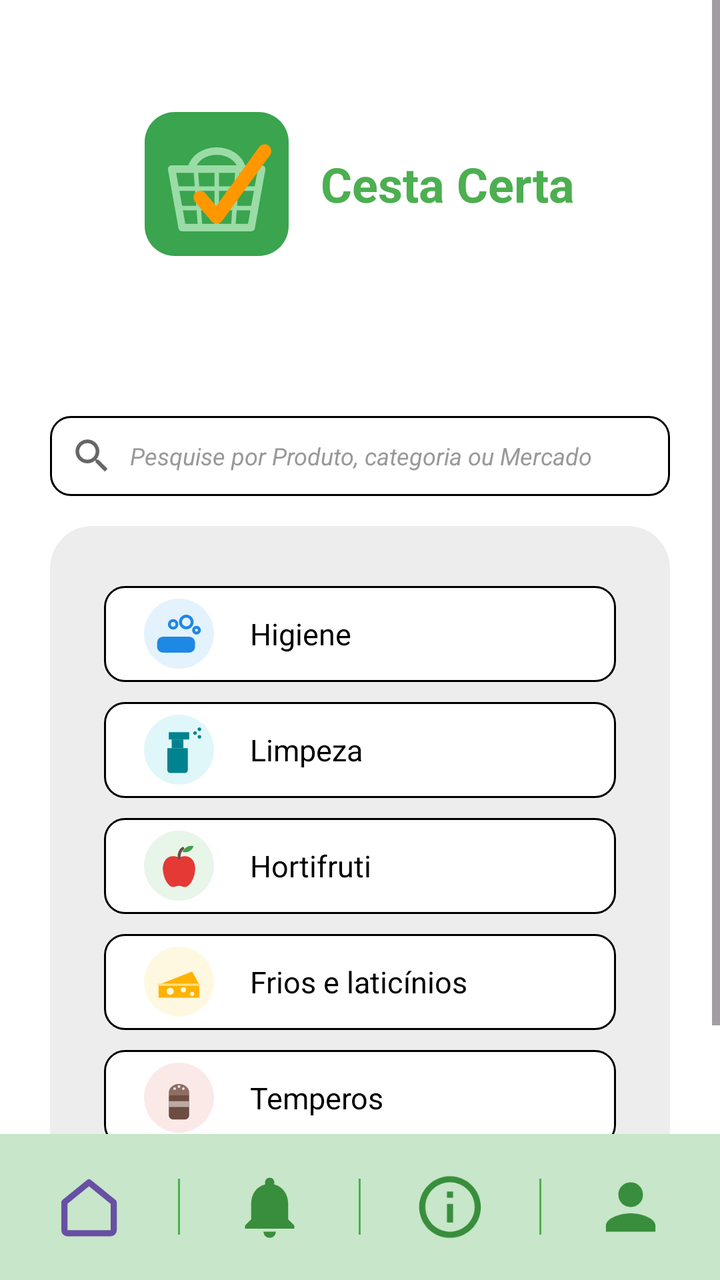
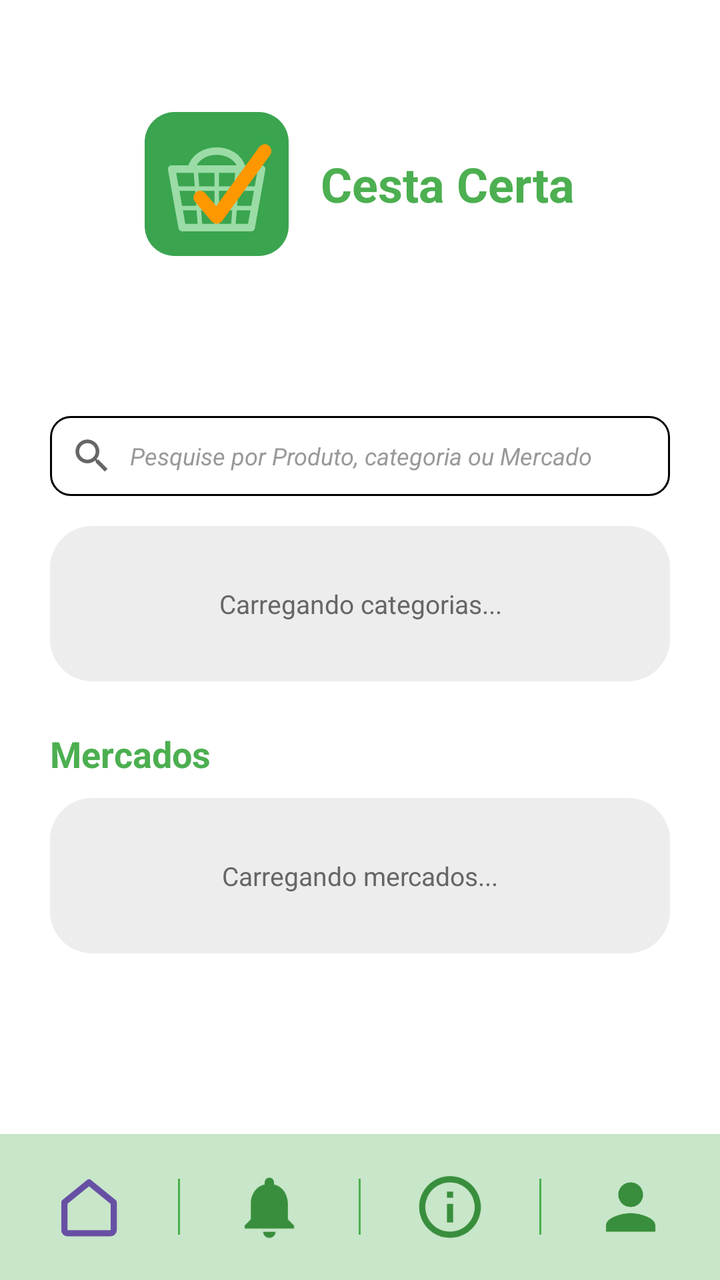

Compare the two renders of this Android layout. The source of the first and the diff that turns it into the second are given below.
<!-- AndroidManifest.xml: application theme Theme.CestaCerta -->
<!-- res/layout/activity_busca_inicio.xml -->
<?xml version="1.0" encoding="utf-8"?>
<LinearLayout xmlns:android="http://schemas.android.com/apk/res/android"
    xmlns:tools="http://schemas.android.com/tools"
    xmlns:app="http://schemas.android.com/apk/res-auto"
    android:id="@+id/inicio"
    android:layout_width="match_parent"
    android:layout_height="match_parent"
    android:background="@color/white"
    android:orientation="vertical"
    tools:context=".InicioActivity">

    <ScrollView
        android:layout_width="match_parent"
        android:layout_height="0dp"
        android:layout_weight="1">

        <LinearLayout
            android:layout_width="match_parent"
            android:layout_height="wrap_content"
            android:gravity="center_horizontal"
            android:orientation="vertical"
            android:paddingStart="25dp"
            android:paddingTop="56dp"
            android:paddingEnd="25dp"
            android:paddingBottom="24dp">

            <LinearLayout
                android:layout_width="wrap_content"
                android:layout_height="wrap_content"
                android:gravity="center_vertical"
                android:orientation="horizontal">

                <ImageView
                    android:layout_width="72dp"
                    android:layout_height="72dp"
                    android:contentDescription="Logo do Cesta Certa"
                    android:src="@drawable/logo" />

                <TextView
                    android:layout_width="wrap_content"
                    android:layout_height="wrap_content"
                    android:layout_marginStart="16dp"
                    android:text="Cesta Certa"
                    android:textColor="@color/verde"
                    android:textSize="24sp"
                    android:textStyle="bold" />
            </LinearLayout>

            <EditText
                android:id="@+id/campoBusca"
                android:layout_width="match_parent"
                android:layout_height="40dp"
                android:layout_marginTop="80dp"
                android:background="@drawable/bg_caixa_borda"
                android:drawableStart="@drawable/ic_busca"
                android:drawablePadding="8dp"
                android:hint="Pesquise por Produto, categoria ou Mercado"
                android:imeOptions="actionSearch"
                android:inputType="text"
                android:paddingStart="10dp"
                android:paddingEnd="10dp"
                android:textColor="@color/black"
                android:textColorHint="#999999"
                android:textSize="12sp"
                android:textStyle="italic" />

            <LinearLayout
                android:layout_width="match_parent"
                android:layout_height="wrap_content"
                android:layout_marginTop="15dp"
                android:background="@drawable/bg_painel_cinza"
                android:orientation="vertical"
                android:paddingStart="27dp"
                android:paddingTop="30dp"
                android:paddingEnd="27dp"
                android:paddingBottom="30dp">

                <LinearLayout
                    android:id="@+id/catHigiene"
                    android:layout_width="match_parent"
                    android:layout_height="48dp"
                    android:background="@drawable/bg_caixa_borda"
                    android:clickable="true"
                    android:focusable="true"
                    android:foreground="?attr/selectableItemBackground"
                    android:gravity="center_vertical"
                    android:orientation="horizontal"
                    android:paddingStart="20dp"
                    android:paddingEnd="16dp">

                    <ImageView
                        android:layout_width="35dp"
                        android:layout_height="35dp"
                        android:contentDescription="Higiene"
                        android:src="@drawable/cat_higiene" />

                    <TextView
                        android:layout_width="wrap_content"
                        android:layout_height="wrap_content"
                        android:layout_marginStart="18dp"
                        android:text="Higiene"
                        android:textColor="@color/black"
                        android:textSize="15sp" />
                </LinearLayout>

                <LinearLayout
                    android:id="@+id/catLimpeza"
                    android:layout_width="match_parent"
                    android:layout_height="48dp"
                    android:layout_marginTop="10dp"
                    android:background="@drawable/bg_caixa_borda"
                    android:clickable="true"
                    android:focusable="true"
                    android:foreground="?attr/selectableItemBackground"
                    android:gravity="center_vertical"
                    android:orientation="horizontal"
                    android:paddingStart="20dp"
                    android:paddingEnd="16dp">

                    <ImageView
                        android:layout_width="35dp"
                        android:layout_height="35dp"
                        android:contentDescription="Limpeza"
                        android:src="@drawable/cat_limpeza" />

                    <TextView
                        android:layout_width="wrap_content"
                        android:layout_height="wrap_content"
                        android:layout_marginStart="18dp"
                        android:text="Limpeza"
                        android:textColor="@color/black"
                        android:textSize="15sp" />
                </LinearLayout>

                <LinearLayout
                    android:id="@+id/catHortifruti"
                    android:layout_width="match_parent"
                    android:layout_height="48dp"
                    android:layout_marginTop="10dp"
                    android:background="@drawable/bg_caixa_borda"
                    android:clickable="true"
                    android:focusable="true"
                    android:foreground="?attr/selectableItemBackground"
                    android:gravity="center_vertical"
                    android:orientation="horizontal"
                    android:paddingStart="20dp"
                    android:paddingEnd="16dp">

                    <ImageView
                        android:layout_width="35dp"
                        android:layout_height="35dp"
                        android:contentDescription="Hortifruti"
                        android:src="@drawable/cat_hortifruti" />

                    <TextView
                        android:layout_width="wrap_content"
                        android:layout_height="wrap_content"
                        android:layout_marginStart="18dp"
                        android:text="Hortifruti"
                        android:textColor="@color/black"
                        android:textSize="15sp" />
                </LinearLayout>

                <LinearLayout
                    android:id="@+id/catFrios"
                    android:layout_width="match_parent"
                    android:layout_height="48dp"
                    android:layout_marginTop="10dp"
                    android:background="@drawable/bg_caixa_borda"
                    android:clickable="true"
                    android:focusable="true"
                    android:foreground="?attr/selectableItemBackground"
                    android:gravity="center_vertical"
                    android:orientation="horizontal"
                    android:paddingStart="20dp"
                    android:paddingEnd="16dp">

                    <ImageView
                        android:layout_width="35dp"
                        android:layout_height="35dp"
                        android:contentDescription="Frios e laticínios"
                        android:src="@drawable/cat_frios" />

                    <TextView
                        android:layout_width="wrap_content"
                        android:layout_height="wrap_content"
                        android:layout_marginStart="18dp"
                        android:text="Frios e laticínios"
                        android:textColor="@color/black"
                        android:textSize="15sp" />
                </LinearLayout>

                <LinearLayout
                    android:id="@+id/catTemperos"
                    android:layout_width="match_parent"
                    android:layout_height="48dp"
                    android:layout_marginTop="10dp"
                    android:background="@drawable/bg_caixa_borda"
                    android:clickable="true"
                    android:focusable="true"
                    android:foreground="?attr/selectableItemBackground"
                    android:gravity="center_vertical"
                    android:orientation="horizontal"
                    android:paddingStart="20dp"
                    android:paddingEnd="16dp">

                    <ImageView
                        android:layout_width="35dp"
                        android:layout_height="35dp"
                        android:contentDescription="Temperos"
                        android:src="@drawable/cat_temperos" />

                    <TextView
                        android:layout_width="wrap_content"
                        android:layout_height="wrap_content"
                        android:layout_marginStart="18dp"
                        android:text="Temperos"
                        android:textColor="@color/black"
                        android:textSize="15sp" />
                </LinearLayout>
            </LinearLayout>
        </LinearLayout>
    </ScrollView>

    <LinearLayout
        android:id="@+id/barraInferior"
        android:layout_width="match_parent"
        android:layout_height="73dp"
        android:background="@color/verde_claro"
        android:gravity="center_vertical"
        android:orientation="horizontal">

        <ImageButton
            android:id="@+id/btnInicio"
            android:layout_width="0dp"
            android:layout_height="match_parent"
            android:layout_weight="1"
            android:padding="18dp"
            android:scaleType="fitCenter"
            android:background="?attr/selectableItemBackgroundBorderless"
            android:contentDescription="Início"
            android:src="@drawable/nav_inicio"
            app:tint="?attr/colorPrimary" />

        <View
            android:layout_width="1dp"
            android:layout_height="28dp"
            android:background="@color/verde" />

        <ImageButton
            android:id="@+id/btnNotificacoes"
            android:layout_width="0dp"
            android:layout_height="match_parent"
            android:layout_weight="1"
            android:padding="18dp"
            android:scaleType="fitCenter"
            android:background="?attr/selectableItemBackgroundBorderless"
            android:contentDescription="Notificações"
            android:src="@drawable/nav_notificacoes" />

        <View
            android:layout_width="1dp"
            android:layout_height="28dp"
            android:background="@color/verde" />

        <ImageButton
            android:id="@+id/btnSobre"
            android:layout_width="0dp"
            android:layout_height="match_parent"
            android:layout_weight="1"
            android:padding="18dp"
            android:scaleType="fitCenter"
            android:background="?attr/selectableItemBackgroundBorderless"
            android:contentDescription="Sobre nós"
            android:src="@drawable/nav_sobre" />

        <View
            android:layout_width="1dp"
            android:layout_height="28dp"
            android:background="@color/verde" />

        <ImageButton
            android:id="@+id/btnPerfil"
            android:layout_width="0dp"
            android:layout_height="match_parent"
            android:layout_weight="1"
            android:padding="18dp"
            android:scaleType="fitCenter"
            android:background="?attr/selectableItemBackgroundBorderless"
            android:contentDescription="Perfil"
            android:src="@drawable/nav_perfil" />
    </LinearLayout>

</LinearLayout>
<!-- resources referenced by this layout -->
<resources>
  <!-- drawable cat_frios (drawable) -->
  <?xml version="1.0" encoding="utf-8"?>
  <vector xmlns:android="http://schemas.android.com/apk/res/android"
      android:width="36dp"
      android:height="36dp"
      android:viewportWidth="24"
      android:viewportHeight="24">
      <path
          android:pathData="M0,12a12,12 0 1,0 24,0a12,12 0 1,0 -24,0z"
          android:fillColor="#FFFFF8E1" />
      <path
          android:pathData="M5,13L16.5,8.5L19,13V17.5H5Z"
          android:fillColor="#FFFFB300" />
      <path
          android:pathData="M5,13H19"
          android:fillColor="#00000000"
          android:strokeColor="#FFFFE082"
          android:strokeWidth="0.8"
          android:strokeLineCap="round"
          android:strokeLineJoin="round" />
      <path
          android:pathData="M7.8,15.3a1.2,1.2 0 1,0 2.4,0a1.2,1.2 0 1,0 -2.4,0zM12.6,14.8a0.9,0.9 0 1,0 1.8,0a0.9,0.9 0 1,0 -1.8,0zM15.8,16.2a0.7,0.7 0 1,0 1.4,0a0.7,0.7 0 1,0 -1.4,0z"
          android:fillColor="#FFFFF8E1" />
  </vector>
  <!-- drawable cat_higiene (drawable) -->
  <?xml version="1.0" encoding="utf-8"?>
  <vector xmlns:android="http://schemas.android.com/apk/res/android"
      android:width="36dp"
      android:height="36dp"
      android:viewportWidth="24"
      android:viewportHeight="24">
      <path
          android:pathData="M0,12a12,12 0 1,0 24,0a12,12 0 1,0 -24,0z"
          android:fillColor="#FFE3F2FD" />
      <path
          android:pathData="M6.5,13h9a2,2 0 0 1 2,2v1.5a2,2 0 0 1 -2,2h-9a2,2 0 0 1 -2,-2V15a2,2 0 0 1 2,-2z"
          android:fillColor="#FF1E88E5" />
      <path
          android:pathData="M12.5,8a2,2 0 1,0 4,0a2,2 0 1,0 -4,0zM8.7,8.8a1.3,1.3 0 1,0 2.6,0a1.3,1.3 0 1,0 -2.6,0zM17,10.8a1,1 0 1,0 2,0a1,1 0 1,0 -2,0z"
          android:fillColor="#00000000"
          android:strokeColor="#FF1E88E5"
          android:strokeWidth="1"
          android:strokeLineCap="round"
          android:strokeLineJoin="round" />
  </vector>
  <!-- drawable cat_hortifruti (drawable) -->
  <?xml version="1.0" encoding="utf-8"?>
  <vector xmlns:android="http://schemas.android.com/apk/res/android"
      android:width="36dp"
      android:height="36dp"
      android:viewportWidth="24"
      android:viewportHeight="24">
      <path
          android:pathData="M0,12a12,12 0 1,0 24,0a12,12 0 1,0 -24,0z"
          android:fillColor="#FFE8F5E9" />
      <path
          android:pathData="M12,9.3c-1.5,-1 -5,-1 -5.5,3c-0.3,3 1.5,7 3.5,7c0.8,0 1.2,-0.4 2,-0.4s1.2,0.4 2,0.4c2,0 3.8,-4 3.5,-7c-0.5,-4 -4,-4 -5.5,-3z"
          android:fillColor="#FFE53935" />
      <path
          android:pathData="M12,9.3c0,-1.5 0.4,-2.6 1.3,-3.2"
          android:fillColor="#00000000"
          android:strokeColor="#FF6D4C41"
          android:strokeWidth="1"
          android:strokeLineCap="round"
          android:strokeLineJoin="round" />
      <path
          android:pathData="M13.2,7.3c0.8,-1.8 2.6,-2.4 3.8,-2c-0.5,1.5 -2,2.4 -3.8,2z"
          android:fillColor="#FF43A047" />
  </vector>
  <!-- drawable cat_limpeza (drawable) -->
  <?xml version="1.0" encoding="utf-8"?>
  <vector xmlns:android="http://schemas.android.com/apk/res/android"
      android:width="36dp"
      android:height="36dp"
      android:viewportWidth="24"
      android:viewportHeight="24">
      <path
          android:pathData="M0,12a12,12 0 1,0 24,0a12,12 0 1,0 -24,0z"
          android:fillColor="#FFE0F7FA" />
      <path
          android:pathData="M8,11.5h7v7.5a1,1 0 0 1 -1,1H9a1,1 0 0 1 -1,-1z"
          android:fillColor="#FF00838F" />
      <path
          android:pathData="M9.5,8.5h4v3h-4z"
          android:fillColor="#FF00838F" />
      <path
          android:pathData="M8.5,6h7v2.5h-7z"
          android:fillColor="#FF00838F" />
      <path
          android:pathData="M16.9,6.3a0.6,0.6 0 1,0 1.2,0a0.6,0.6 0 1,0 -1.2,0zM18.4,5a0.6,0.6 0 1,0 1.2,0a0.6,0.6 0 1,0 -1.2,0zM18.4,7.6a0.6,0.6 0 1,0 1.2,0a0.6,0.6 0 1,0 -1.2,0z"
          android:fillColor="#FF00838F" />
  </vector>
  <!-- drawable cat_temperos (drawable) -->
  <?xml version="1.0" encoding="utf-8"?>
  <vector xmlns:android="http://schemas.android.com/apk/res/android"
      android:width="36dp"
      android:height="36dp"
      android:viewportWidth="24"
      android:viewportHeight="24">
      <path
          android:pathData="M0,12a12,12 0 1,0 24,0a12,12 0 1,0 -24,0z"
          android:fillColor="#FFFBE9E7" />
      <path
          android:pathData="M8.5,11h7v7a1.5,1.5 0 0 1 -1.5,1.5h-4A1.5,1.5 0 0 1 8.5,18z"
          android:fillColor="#FF6D4C41" />
      <path
          android:pathData="M8.5,13.2h7v2h-7z"
          android:fillColor="#FFBCAAA4" />
      <path
          android:pathData="M8.5,10.3a3.5,3 0 0 1 7,0v0.7h-7z"
          android:fillColor="#FF8D6E63" />
      <path
          android:pathData="M10.05,8.9a0.45,0.45 0 1,0 0.9,0a0.45,0.45 0 1,0 -0.9,0zM11.55,8.2a0.45,0.45 0 1,0 0.9,0a0.45,0.45 0 1,0 -0.9,0zM13.05,8.9a0.45,0.45 0 1,0 0.9,0a0.45,0.45 0 1,0 -0.9,0z"
          android:fillColor="#FFFBE9E7" />
  </vector>
  <!-- unchanged entries left out for length: 14 -->
</resources>

<!-- the commit's change to res/layout/activity_busca_inicio.xml (unified diff, before → after) -->
@@ -64,6 +64,7 @@
                 android:textSize="12sp"
                 android:textStyle="italic" />
 
+            
             <LinearLayout
                 android:layout_width="match_parent"
                 android:layout_height="wrap_content"
@@ -75,149 +76,57 @@
                 android:paddingEnd="27dp"
                 android:paddingBottom="30dp">
 
+                <TextView
+                    android:id="@+id/tvStatusCategorias"
+                    android:layout_width="match_parent"
+                    android:layout_height="wrap_content"
+                    android:gravity="center"
+                    android:text="Carregando categorias..."
+                    android:textColor="#666666"
+                    android:textSize="13sp" />
+
                 <LinearLayout
-                    android:id="@+id/catHigiene"
-                    android:layout_width="match_parent"
-                    android:layout_height="48dp"
-                    android:background="@drawable/bg_caixa_borda"
-                    android:clickable="true"
-                    android:focusable="true"
-                    android:foreground="?attr/selectableItemBackground"
-                    android:gravity="center_vertical"
-                    android:orientation="horizontal"
-                    android:paddingStart="20dp"
-                    android:paddingEnd="16dp">
-
-                    <ImageView
-                        android:layout_width="35dp"
-                        android:layout_height="35dp"
-                        android:contentDescription="Higiene"
-                        android:src="@drawable/cat_higiene" />
-
-                    <TextView
-                        android:layout_width="wrap_content"
-                        android:layout_height="wrap_content"
-                        android:layout_marginStart="18dp"
-                        android:text="Higiene"
-                        android:textColor="@color/black"
-                        android:textSize="15sp" />
-                </LinearLayout>
+                    android:id="@+id/listaCategorias"
+                    android:layout_width="match_parent"
+                    android:layout_height="wrap_content"
+                    android:orientation="vertical" />
+            </LinearLayout>
+
+            <TextView
+                android:layout_width="match_parent"
+                android:layout_height="wrap_content"
+                android:layout_marginTop="24dp"
+                android:text="Mercados"
+                android:textColor="@color/verde"
+                android:textSize="18sp"
+                android:textStyle="bold" />
+
+            
+            <LinearLayout
+                android:layout_width="match_parent"
+                android:layout_height="wrap_content"
+                android:layout_marginTop="10dp"
+                android:background="@drawable/bg_painel_cinza"
+                android:orientation="vertical"
+                android:paddingStart="27dp"
+                android:paddingTop="30dp"
+                android:paddingEnd="27dp"
+                android:paddingBottom="30dp">
+
+                <TextView
+                    android:id="@+id/tvStatusMercados"
+                    android:layout_width="match_parent"
+                    android:layout_height="wrap_content"
+                    android:gravity="center"
+                    android:text="Carregando mercados..."
+                    android:textColor="#666666"
+                    android:textSize="13sp" />
 
                 <LinearLayout
-                    android:id="@+id/catLimpeza"
-                    android:layout_width="match_parent"
-                    android:layout_height="48dp"
-                    android:layout_marginTop="10dp"
-                    android:background="@drawable/bg_caixa_borda"
-                    android:clickable="true"
-                    android:focusable="true"
-                    android:foreground="?attr/selectableItemBackground"
-                    android:gravity="center_vertical"
-                    android:orientation="horizontal"
-                    android:paddingStart="20dp"
-                    android:paddingEnd="16dp">
-
-                    <ImageView
-                        android:layout_width="35dp"
-                        android:layout_height="35dp"
-                        android:contentDescription="Limpeza"
-                        android:src="@drawable/cat_limpeza" />
-
-                    <TextView
-                        android:layout_width="wrap_content"
-                        android:layout_height="wrap_content"
-                        android:layout_marginStart="18dp"
-                        android:text="Limpeza"
-                        android:textColor="@color/black"
-                        android:textSize="15sp" />
-                </LinearLayout>
-
-                <LinearLayout
-                    android:id="@+id/catHortifruti"
-                    android:layout_width="match_parent"
-                    android:layout_height="48dp"
-                    android:layout_marginTop="10dp"
-                    android:background="@drawable/bg_caixa_borda"
-                    android:clickable="true"
-                    android:focusable="true"
-                    android:foreground="?attr/selectableItemBackground"
-                    android:gravity="center_vertical"
-                    android:orientation="horizontal"
-                    android:paddingStart="20dp"
-                    android:paddingEnd="16dp">
-
-                    <ImageView
-                        android:layout_width="35dp"
-                        android:layout_height="35dp"
-                        android:contentDescription="Hortifruti"
-                        android:src="@drawable/cat_hortifruti" />
-
-                    <TextView
-                        android:layout_width="wrap_content"
-                        android:layout_height="wrap_content"
-                        android:layout_marginStart="18dp"
-                        android:text="Hortifruti"
-                        android:textColor="@color/black"
-                        android:textSize="15sp" />
-                </LinearLayout>
-
-                <LinearLayout
-                    android:id="@+id/catFrios"
-                    android:layout_width="match_parent"
-                    android:layout_height="48dp"
-                    android:layout_marginTop="10dp"
-                    android:background="@drawable/bg_caixa_borda"
-                    android:clickable="true"
-                    android:focusable="true"
-                    android:foreground="?attr/selectableItemBackground"
-                    android:gravity="center_vertical"
-                    android:orientation="horizontal"
-                    android:paddingStart="20dp"
-                    android:paddingEnd="16dp">
-
-                    <ImageView
-                        android:layout_width="35dp"
-                        android:layout_height="35dp"
-                        android:contentDescription="Frios e laticínios"
-                        android:src="@drawable/cat_frios" />
-
-                    <TextView
-                        android:layout_width="wrap_content"
-                        android:layout_height="wrap_content"
-                        android:layout_marginStart="18dp"
-                        android:text="Frios e laticínios"
-                        android:textColor="@color/black"
-                        android:textSize="15sp" />
-                </LinearLayout>
-
-                <LinearLayout
-                    android:id="@+id/catTemperos"
-                    android:layout_width="match_parent"
-                    android:layout_height="48dp"
-                    android:layout_marginTop="10dp"
-                    android:background="@drawable/bg_caixa_borda"
-                    android:clickable="true"
-                    android:focusable="true"
-                    android:foreground="?attr/selectableItemBackground"
-                    android:gravity="center_vertical"
-                    android:orientation="horizontal"
-                    android:paddingStart="20dp"
-                    android:paddingEnd="16dp">
-
-                    <ImageView
-                        android:layout_width="35dp"
-                        android:layout_height="35dp"
-                        android:contentDescription="Temperos"
-                        android:src="@drawable/cat_temperos" />
-
-                    <TextView
-                        android:layout_width="wrap_content"
-                        android:layout_height="wrap_content"
-                        android:layout_marginStart="18dp"
-                        android:text="Temperos"
-                        android:textColor="@color/black"
-                        android:textSize="15sp" />
-                </LinearLayout>
+                    android:id="@+id/listaMercados"
+                    android:layout_width="match_parent"
+                    android:layout_height="wrap_content"
+                    android:orientation="vertical" />
             </LinearLayout>
         </LinearLayout>
     </ScrollView>
<!-- resource entries referenced after the edit -->
@@ -1,120 +1,5 @@
 <!-- resources referenced by this layout -->
 <resources>
-  <!-- drawable cat_frios (drawable) -->
-  <?xml version="1.0" encoding="utf-8"?>
-  <vector xmlns:android="http://schemas.android.com/apk/res/android"
-      android:width="36dp"
-      android:height="36dp"
-      android:viewportWidth="24"
-      android:viewportHeight="24">
-      <path
-          android:pathData="M0,12a12,12 0 1,0 24,0a12,12 0 1,0 -24,0z"
-          android:fillColor="#FFFFF8E1" />
-      <path
-          android:pathData="M5,13L16.5,8.5L19,13V17.5H5Z"
-          android:fillColor="#FFFFB300" />
-      <path
-          android:pathData="M5,13H19"
-          android:fillColor="#00000000"
-          android:strokeColor="#FFFFE082"
-          android:strokeWidth="0.8"
-          android:strokeLineCap="round"
-          android:strokeLineJoin="round" />
-      <path
-          android:pathData="M7.8,15.3a1.2,1.2 0 1,0 2.4,0a1.2,1.2 0 1,0 -2.4,0zM12.6,14.8a0.9,0.9 0 1,0 1.8,0a0.9,0.9 0 1,0 -1.8,0zM15.8,16.2a0.7,0.7 0 1,0 1.4,0a0.7,0.7 0 1,0 -1.4,0z"
-          android:fillColor="#FFFFF8E1" />
-  </vector>
-  <!-- drawable cat_higiene (drawable) -->
-  <?xml version="1.0" encoding="utf-8"?>
-  <vector xmlns:android="http://schemas.android.com/apk/res/android"
-      android:width="36dp"
-      android:height="36dp"
-      android:viewportWidth="24"
-      android:viewportHeight="24">
-      <path
-          android:pathData="M0,12a12,12 0 1,0 24,0a12,12 0 1,0 -24,0z"
-          android:fillColor="#FFE3F2FD" />
-      <path
-          android:pathData="M6.5,13h9a2,2 0 0 1 2,2v1.5a2,2 0 0 1 -2,2h-9a2,2 0 0 1 -2,-2V15a2,2 0 0 1 2,-2z"
-          android:fillColor="#FF1E88E5" />
-      <path
-          android:pathData="M12.5,8a2,2 0 1,0 4,0a2,2 0 1,0 -4,0zM8.7,8.8a1.3,1.3 0 1,0 2.6,0a1.3,1.3 0 1,0 -2.6,0zM17,10.8a1,1 0 1,0 2,0a1,1 0 1,0 -2,0z"
-          android:fillColor="#00000000"
-          android:strokeColor="#FF1E88E5"
-          android:strokeWidth="1"
-          android:strokeLineCap="round"
-          android:strokeLineJoin="round" />
-  </vector>
-  <!-- drawable cat_hortifruti (drawable) -->
-  <?xml version="1.0" encoding="utf-8"?>
-  <vector xmlns:android="http://schemas.android.com/apk/res/android"
-      android:width="36dp"
-      android:height="36dp"
-      android:viewportWidth="24"
-      android:viewportHeight="24">
-      <path
-          android:pathData="M0,12a12,12 0 1,0 24,0a12,12 0 1,0 -24,0z"
-          android:fillColor="#FFE8F5E9" />
-      <path
-          android:pathData="M12,9.3c-1.5,-1 -5,-1 -5.5,3c-0.3,3 1.5,7 3.5,7c0.8,0 1.2,-0.4 2,-0.4s1.2,0.4 2,0.4c2,0 3.8,-4 3.5,-7c-0.5,-4 -4,-4 -5.5,-3z"
-          android:fillColor="#FFE53935" />
-      <path
-          android:pathData="M12,9.3c0,-1.5 0.4,-2.6 1.3,-3.2"
-          android:fillColor="#00000000"
-          android:strokeColor="#FF6D4C41"
-          android:strokeWidth="1"
-          android:strokeLineCap="round"
-          android:strokeLineJoin="round" />
-      <path
-          android:pathData="M13.2,7.3c0.8,-1.8 2.6,-2.4 3.8,-2c-0.5,1.5 -2,2.4 -3.8,2z"
-          android:fillColor="#FF43A047" />
-  </vector>
-  <!-- drawable cat_limpeza (drawable) -->
-  <?xml version="1.0" encoding="utf-8"?>
-  <vector xmlns:android="http://schemas.android.com/apk/res/android"
-      android:width="36dp"
-      android:height="36dp"
-      android:viewportWidth="24"
-      android:viewportHeight="24">
-      <path
-          android:pathData="M0,12a12,12 0 1,0 24,0a12,12 0 1,0 -24,0z"
-          android:fillColor="#FFE0F7FA" />
-      <path
-          android:pathData="M8,11.5h7v7.5a1,1 0 0 1 -1,1H9a1,1 0 0 1 -1,-1z"
-          android:fillColor="#FF00838F" />
-      <path
-          android:pathData="M9.5,8.5h4v3h-4z"
-          android:fillColor="#FF00838F" />
-      <path
-          android:pathData="M8.5,6h7v2.5h-7z"
-          android:fillColor="#FF00838F" />
-      <path
-          android:pathData="M16.9,6.3a0.6,0.6 0 1,0 1.2,0a0.6,0.6 0 1,0 -1.2,0zM18.4,5a0.6,0.6 0 1,0 1.2,0a0.6,0.6 0 1,0 -1.2,0zM18.4,7.6a0.6,0.6 0 1,0 1.2,0a0.6,0.6 0 1,0 -1.2,0z"
-          android:fillColor="#FF00838F" />
-  </vector>
-  <!-- drawable cat_temperos (drawable) -->
-  <?xml version="1.0" encoding="utf-8"?>
-  <vector xmlns:android="http://schemas.android.com/apk/res/android"
-      android:width="36dp"
-      android:height="36dp"
-      android:viewportWidth="24"
-      android:viewportHeight="24">
-      <path
-          android:pathData="M0,12a12,12 0 1,0 24,0a12,12 0 1,0 -24,0z"
-          android:fillColor="#FFFBE9E7" />
-      <path
-          android:pathData="M8.5,11h7v7a1.5,1.5 0 0 1 -1.5,1.5h-4A1.5,1.5 0 0 1 8.5,18z"
-          android:fillColor="#FF6D4C41" />
-      <path
-          android:pathData="M8.5,13.2h7v2h-7z"
-          android:fillColor="#FFBCAAA4" />
-      <path
-          android:pathData="M8.5,10.3a3.5,3 0 0 1 7,0v0.7h-7z"
-          android:fillColor="#FF8D6E63" />
-      <path
-          android:pathData="M10.05,8.9a0.45,0.45 0 1,0 0.9,0a0.45,0.45 0 1,0 -0.9,0zM11.55,8.2a0.45,0.45 0 1,0 0.9,0a0.45,0.45 0 1,0 -0.9,0zM13.05,8.9a0.45,0.45 0 1,0 0.9,0a0.45,0.45 0 1,0 -0.9,0z"
-          android:fillColor="#FFFBE9E7" />
-  </vector>
   <!-- unchanged entries left out for length: 14 -->
 </resources>
 
